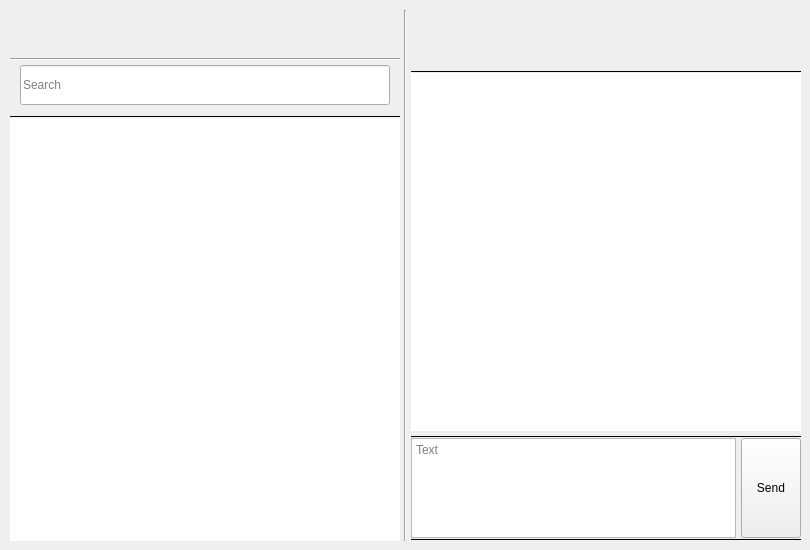
Before: the Qt Designer form src/client/ui/MainWidget/mainwidget.ui in DuckLuckBreakout/InCorp-messenger, drawn with Qt 5.
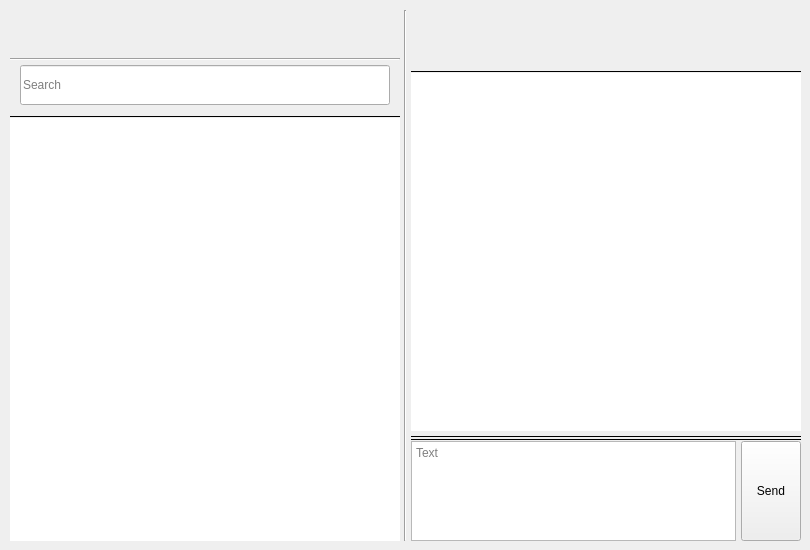
After: the same form once the commit is applied. Custom widgets are drawn as their Qt base class.

Diff of the .ui file:
```diff
--- a/src/client/ui/MainWidget/mainwidget.ui
+++ b/src/client/ui/MainWidget/mainwidget.ui
@@ -685,6 +685,36 @@
            </property>
           </widget>
          </item>
+         <item>
+          <widget class="Line" name="line_4">
+           <property name="autoFillBackground">
+            <bool>false</bool>
+           </property>
+           <property name="styleSheet">
+            <string notr="true">QFrame[frameShape=&quot;5&quot;]
+{
+    border: 0.5px;
+	max-width: 0.5px;
+    background: rgb(220,220,220);
+}
+QFrame[frameShape=&quot;4&quot;]
+{
+    border: 0.5px;
+	max-height: 0.5px;
+    background: rgb(220,220,220);
+}</string>
+           </property>
+           <property name="frameShadow">
+            <enum>QFrame::Plain</enum>
+           </property>
+           <property name="lineWidth">
+            <number>1</number>
+           </property>
+           <property name="orientation">
+            <enum>Qt::Horizontal</enum>
+           </property>
+          </widget>
+         </item>
          <item>
           <layout class="QHBoxLayout" name="horizontalLayout">
            <property name="spacing">
@@ -746,36 +776,6 @@
            </item>
           </layout>
          </item>
-         <item>
-          <widget class="Line" name="line_4">
-           <property name="autoFillBackground">
-            <bool>false</bool>
-           </property>
-           <property name="styleSheet">
-            <string notr="true">QFrame[frameShape=&quot;5&quot;]
-{
-    border: 0.5px;
-	max-width: 0.5px;
-    background: rgb(220,220,220);
-}
-QFrame[frameShape=&quot;4&quot;]
-{
-    border: 0.5px;
-	max-height: 0.5px;
-    background: rgb(220,220,220);
-}</string>
-           </property>
-           <property name="frameShadow">
-            <enum>QFrame::Plain</enum>
-           </property>
-           <property name="lineWidth">
-            <number>1</number>
-           </property>
-           <property name="orientation">
-            <enum>Qt::Horizontal</enum>
-           </property>
-          </widget>
-         </item>
         </layout>
        </item>
       </layout>
```
